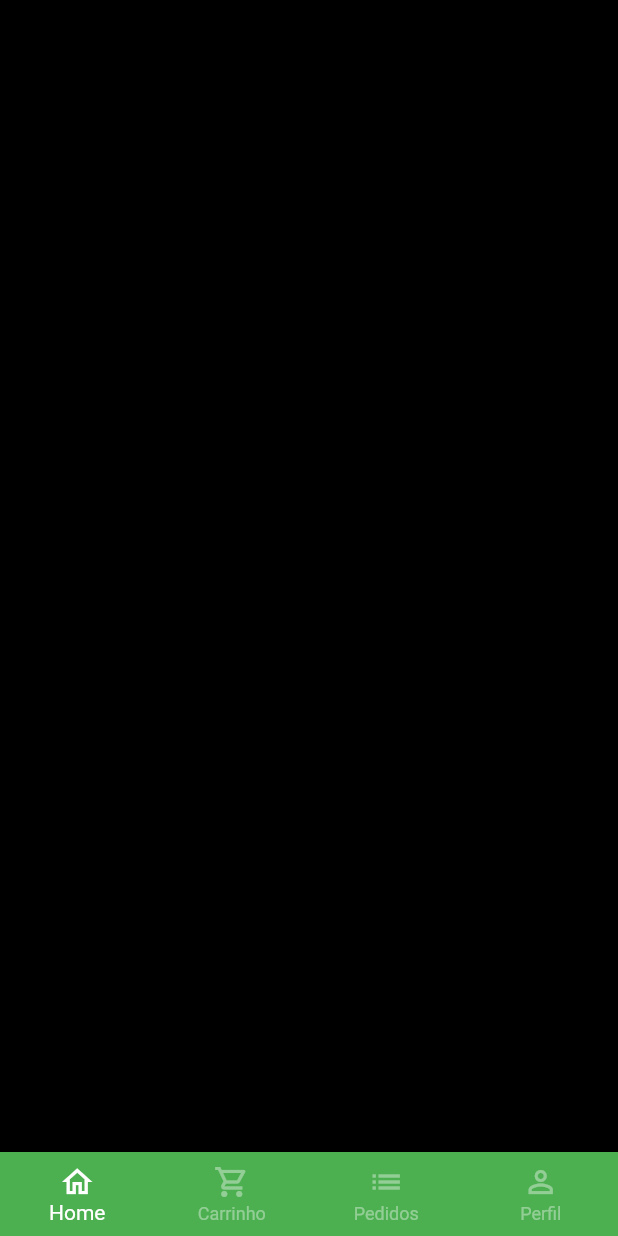
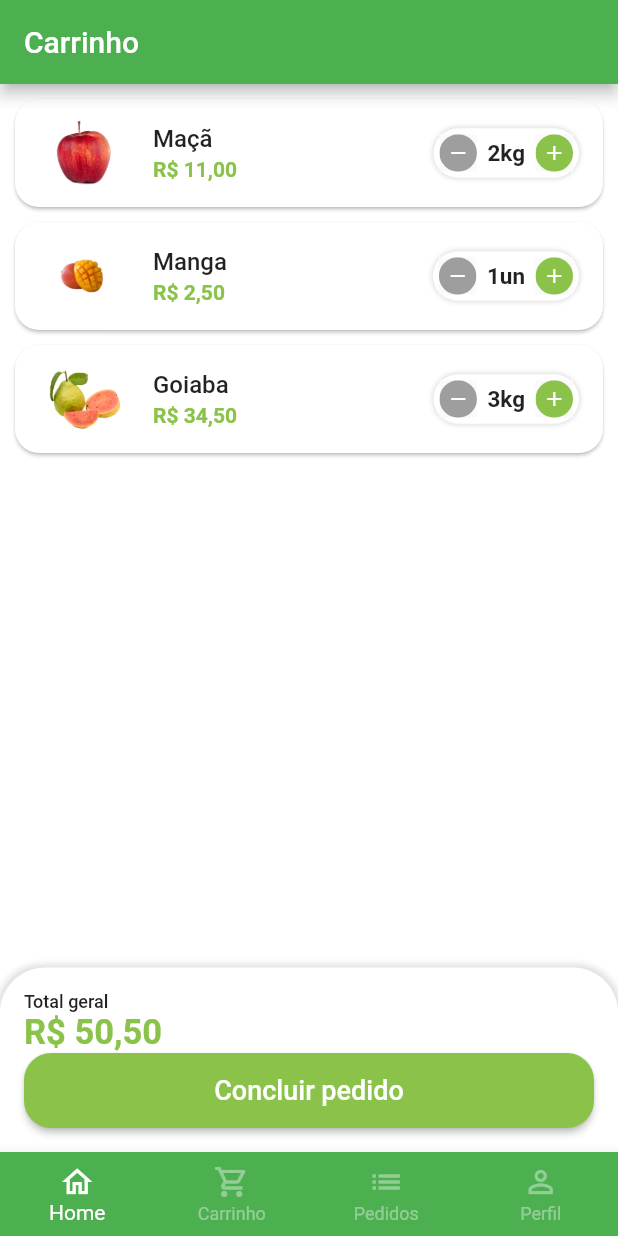
Before and after one commit to luizmineiro/quintanda_virtual, a Flutter app: the BaseScreen screen opened directly, swiped to page 2, on a phone screen of 412 x 824 dp. Run offline on Flutter 3.47's test engine with Material 2 defaults, Android fonts, the phone set to English and light mode, and no system bars; our stand-ins replace animated_text_kit, mask_text_input_formatter.

Commit message:
tela de carrinho de compras

```diff
--- a/lib/src/config/app_data.dart
+++ b/lib/src/config/app_data.dart
@@ -1,4 +1,6 @@
 import 'package:quitanda_virtual/src/models/item_model.dart';
+
+import '../models/cart_item_model.dart';
 
 ItemModel apple = ItemModel(
   description: 'A melhor maçã da região e que conta com o melhor preço de qualquer quitanda. Este item conta com vitaminas essenciais para o fortalecimento corporal, resultando em uma vida saudável.',
@@ -65,3 +67,18 @@ List<String> categorias = [
   'Temperos',
   'Cereais',
 ];
+
+List<CartItemModel> cartItem = [
+  CartItemModel(
+    item: apple,
+    quantity: 2,
+  ),
+  CartItemModel(
+    item: mango,
+    quantity: 1,
+  ),
+  CartItemModel(
+    item: guava,
+    quantity: 3,
+  ),
+];
--- /dev/null
+++ b/lib/src/models/cart_item_model.dart
@@ -0,0 +1,13 @@
+import 'package:quitanda_virtual/src/models/item_model.dart';
+
+class CartItemModel {
+  ItemModel item;
+  int quantity;
+
+  CartItemModel({
+    required this.item,
+    required this.quantity,
+  });
+
+  double totalPrice() => item.price * quantity;
+}
--- a/lib/src/pages/base/base_screen.dart
+++ b/lib/src/pages/base/base_screen.dart
@@ -1,4 +1,5 @@
 import 'package:flutter/material.dart';
+import 'package:quitanda_virtual/src/pages/cart/cart_tab.dart';
 import 'package:quitanda_virtual/src/pages/home/home_tab.dart';
 
 class BaseScreen extends StatefulWidget {
@@ -20,7 +21,7 @@ class _BaseScreenState extends State<BaseScreen> {
         controller: pageController,
         children: [
           const HomeTab(),
-          Container(color: Colors.black),
+          CartTab(),
           Container(color: Colors.yellow),
           Container(color: Colors.blue),
         ],
--- /dev/null
+++ b/lib/src/pages/cart/cart_tab.dart
@@ -0,0 +1,85 @@
+import 'package:flutter/material.dart';
+import 'package:quitanda_virtual/src/config/custom_colors.dart';
+import 'package:quitanda_virtual/src/pages/cart/components/cart_tile.dart';
+import 'package:quitanda_virtual/src/services/utils_services.dart';
+import 'package:quitanda_virtual/src/config/app_data.dart' as appData;
+
+class CartTab extends StatelessWidget {
+  CartTab({super.key});
+  final UtilsServices utilsServices = UtilsServices();
+
+  @override
+  Widget build(BuildContext context) {
+    return Scaffold(
+      appBar: AppBar(
+        title: const Text('Carrinho'),
+      ),
+      body: Column(
+        children: [
+          Expanded(
+            child: ListView.builder(
+              itemBuilder: (_, index) {
+                return CartTile(cartItem: appData.cartItem[index]);
+              },
+              itemCount: appData.cartItem.length,
+            ),
+          ),
+          Container(
+            padding: const EdgeInsets.all(16),
+            decoration: BoxDecoration(
+              color: Colors.white,
+              borderRadius: const BorderRadius.vertical(
+                top: Radius.circular(30),
+              ),
+              boxShadow: [
+                BoxShadow(
+                  color: Colors.grey.shade300,
+                  blurRadius: 3,
+                  spreadRadius: 2,
+                ),
+              ],
+            ),
+            child: Column(
+              crossAxisAlignment: CrossAxisAlignment.stretch,
+              children: [
+                const Text(
+                  'Total geral',
+                  style: TextStyle(
+                    fontSize: 12,
+                    fontWeight: FontWeight.w500,
+                  ),
+                ),
+                Text(
+                  utilsServices.priceToCurrency(50.5),
+                  style: TextStyle(
+                    fontSize: 23,
+                    color: CustomColors.customSwatchColor,
+                    fontWeight: FontWeight.bold,
+                  ),
+                ),
+                SizedBox(
+                  height: 50,
+                  child: ElevatedButton(
+                    style: ElevatedButton.styleFrom(
+                      backgroundColor: CustomColors.customSwatchColor,
+                      shape: RoundedRectangleBorder(
+                        borderRadius: BorderRadius.circular(18),
+                      ),
+                    ),
+                    onPressed: () {},
+                    child: const Text(
+                      'Concluir pedido',
+                      style: TextStyle(
+                        fontSize: 18,
+                      ),
+                    ),
+                  ),
+                ),
+              ],
+            ),
+          ),
+        ],
+      ),
+    );
+  }
+}
--- /dev/null
+++ b/lib/src/pages/cart/components/cart_tile.dart
@@ -0,0 +1,51 @@
+import 'package:flutter/material.dart';
+import 'package:quitanda_virtual/src/config/custom_colors.dart';
+import 'package:quitanda_virtual/src/models/cart_item_model.dart';
+import 'package:quitanda_virtual/src/pages/common_widgets/quantity_widget.dart';
+import 'package:quitanda_virtual/src/services/utils_services.dart';
+
+class CartTile extends StatelessWidget {
+  final CartItemModel cartItem;
+  final UtilsServices utilsServices = UtilsServices();
+  CartTile({
+    super.key,
+    required this.cartItem,
+  });
+
+  @override
+  Widget build(BuildContext context) {
+    return Card(
+      margin: const EdgeInsets.fromLTRB(10, 10, 10, 0),
+      shape: RoundedRectangleBorder(borderRadius: BorderRadius.circular(16)),
+      child: ListTile(
+        //* Imagem
+        leading: Image.asset(
+          cartItem.item.imgUrl,
+          height: 60,
+          width: 60,
+        ),
+        //* Titulo
+        title: Text(
+          cartItem.item.itemName,
+          style: const TextStyle(
+            fontWeight: FontWeight.w500,
+          ),
+        ),
+        //* Total
+        subtitle: Text(
+          utilsServices.priceToCurrency(cartItem.totalPrice()),
+          style: TextStyle(
+            color: CustomColors.customSwatchColor,
+            fontWeight: FontWeight.bold,
+          ),
+        ),
+        //* Qauntidade
+        trailing: QuantityWidget(
+          value: cartItem.quantity,
+          sufixText: cartItem.item.unit,
+          result: (quantity) {},
+        ),
+      ),
+    );
+  }
+}
--- a/lib/src/pages/common_widgets/quantity_widget.dart
+++ b/lib/src/pages/common_widgets/quantity_widget.dart
@@ -29,6 +29,7 @@ class QuantityWidget extends StatelessWidget {
         ],
       ),
       child: Row(
+        mainAxisSize: MainAxisSize.min,
         children: [
           _QuantityButton(
             icon: Icons.remove,
```
